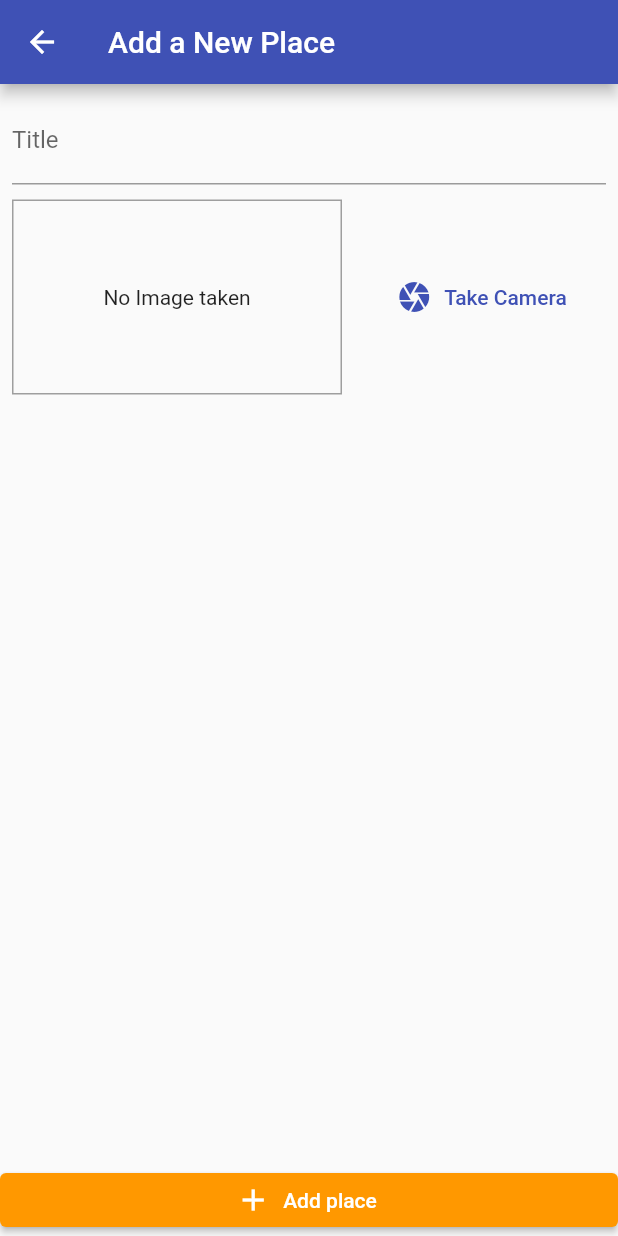
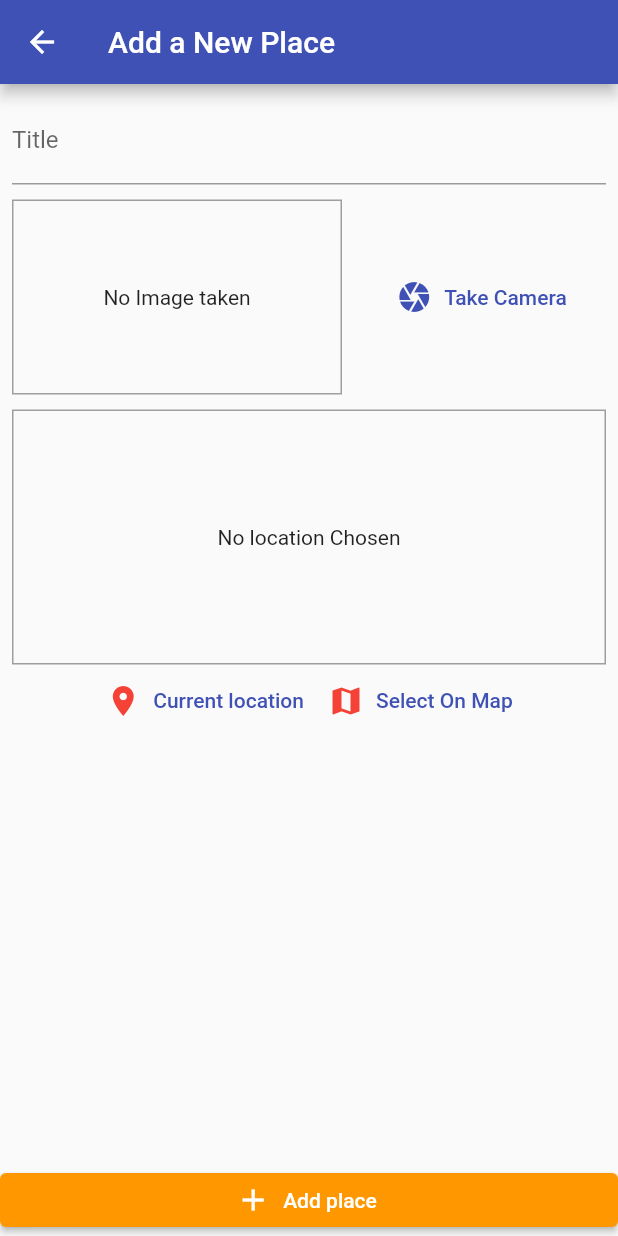
Before and after one commit to turinaf/flutter-dart, a Flutter app: the screen it shows after launch, after a tap on the "add" icon, on a phone screen of 412 x 824 dp. Run offline on Flutter 3.47's test engine with Material 2 defaults, Android fonts, the phone set to English and light mode, and no system bars; our stand-ins replace image_picker, location, shared_preferences, sqflite; accounts and stored records are empty.

Commit message:
Request permission for location

```diff
--- a/places/lib/helpers/db_helper.dart
+++ b/places/lib/helpers/db_helper.dart
@@ -2,20 +2,29 @@ import 'package:sqflite/sqflite.dart' as sql;
 import 'package:path/path.dart' as path;
 
 class DBHelper {
-  static Future<void> insert(String table, Map<String, Object> data) async {
+  static Future<sql.Database> database() async {
     final dbPath = await sql.getDatabasesPath();
 
     // if it doesn't find the db, it will create new one.
-    final sqlDB = await sql.openDatabase(path.join(dbPath, 'places.db'),
+    return sql.openDatabase(path.join(dbPath, 'places.db'),
         onCreate: (db, version) {
       return db.execute(
           'CREATE TABLE user_places(id TEXT PRIMARY KEY, title TEXT, image TEXT)');
     }, version: 1);
+  }
 
-    await sqlDB.insert(
+  static Future<void> insert(String table, Map<String, Object> data) async {
+    final db = await DBHelper.database();
+    db.insert(
       table,
       data,
       conflictAlgorithm: sql.ConflictAlgorithm.replace,
     );
   }
+
+// fetching the data from database
+  static Future<List<Map<String, dynamic>>> getData(String table) async {
+    final db = await DBHelper.database();
+    return db.query(table);
+  }
 }
--- /dev/null
+++ b/places/lib/helpers/location_helper.dart
@@ -0,0 +1,12 @@
+import 'dart:collection';
+
+import 'package:path/path.dart';
+
+const TENCENT_API_KEY = 'HMIBZ-3K7KJ-AMRFZ-FDOPR-QWB5S-QJFLZ';
+
+class LocationHelper {
+  static String generateLocationPreviewImage(
+      {required double latitude, required double longitude}) {
+    // MapView mapView = new MapView(context);
+  }
+}
--- a/places/lib/providers/great_places.dart
+++ b/places/lib/providers/great_places.dart
@@ -25,10 +25,25 @@ class GreatPlaces with ChangeNotifier {
 
     _items.add(newPlace);
     notifyListeners();
-    DBHelper.insert("places", {
+    DBHelper.insert("user_places", {
       'id': newPlace.id,
       'title': newPlace.title,
       'image': newPlace.image.path,
     });
   }
+
+  Future<void> fetchAndSetPlaces() async {
+    final dataList = await DBHelper.getData('user_places');
+    _items = dataList
+        .map(
+          (item) => Place(
+            id: item['id'],
+            title: item['title'],
+            image: File(item['image']),
+            location: PlaceLocation(latitude: 10.0, longitude: 10.0),
+          ),
+        )
+        .toList();
+    notifyListeners();
+  }
 }
--- a/places/lib/screens/add_place_screen.dart
+++ b/places/lib/screens/add_place_screen.dart
@@ -1,11 +1,12 @@
 import 'dart:io';
 
 import 'package:flutter/material.dart';
-
 import 'package:provider/provider.dart';
+import 'package:location/location.dart';
 
 import '../widgets/image_input.dart';
 import '../providers/great_places.dart';
+import '../widgets/location_input.dart';
 
 class AddPlaceScreen extends StatefulWidget {
   const AddPlaceScreen({Key? key}) : super(key: key);
@@ -54,6 +55,8 @@ class _AddPlaceScreenState extends State<AddPlaceScreen> {
                     ),
                     const SizedBox(height: 10),
                     ImageInput(_selectImage),
+                    const SizedBox(height: 10),
+                    LocationInput(),
                   ],
                 ),
               ),
--- a/places/lib/screens/places_list_screen.dart
+++ b/places/lib/screens/places_list_screen.dart
@@ -20,7 +20,17 @@ class PlacesListScreen extends StatelessWidget {
           ),
         ],
       ),
-      body: Consumer<GreatPlaces>(
+      body: FutureBuilder(
+        future: Provider.of<GreatPlaces>(context, listen: false)
+            .fetchAndSetPlaces(),
+        builder: (ctx, snapshot) =>
+            snapshot.connectionState == ConnectionState.waiting
+                ? const Center(
+                    child: CircularProgressIndicator(
+                      color: Colors.green,
+                    ),
+                  )
+                : Consumer<GreatPlaces>(
                     child: const Center(
                       child: Text('Got no places, start adding some.'),
                     ),
@@ -41,6 +51,7 @@ class PlacesListScreen extends StatelessWidget {
                             ),
                           ),
                   ),
+      ),
     );
   }
 }
--- a/places/lib/widgets/image_input.dart
+++ b/places/lib/widgets/image_input.dart
@@ -29,16 +29,16 @@ class _ImageInputState extends State<ImageInput> {
     final appDir = await syspaths.getApplicationDocumentsDirectory();
 
     setState(() {
-      _storedImage = File(imageFile!.path);
+      _storedImage = File(imageFile.path);
     });
-    final fileName = path.basename(imageFile!.path);
+    final fileName = path.basename(imageFile.path);
     final savedImage = await _storedImage!.copy('${appDir.path}/$fileName');
     widget.onSelectImage(savedImage);
   }
 
   @override
   Widget build(BuildContext context) {
-    var child;
+    // var child;
     return Row(
       children: [
         Container(
--- /dev/null
+++ b/places/lib/widgets/location_input.dart
@@ -0,0 +1,89 @@
+import 'package:flutter/material.dart';
+import 'package:location/location.dart';
+
+class LocationInput extends StatefulWidget {
+  const LocationInput({Key? key}) : super(key: key);
+
+  @override
+  _LocationInputState createState() => _LocationInputState();
+}
+
+class _LocationInputState extends State<LocationInput> {
+  String? _priviewImageUrl;
+  Future<void> _getCurrentUserLocation() async {
+    Location location = new Location();
+
+    bool _serviceEnabled;
+    PermissionStatus _permissionGranted;
+    LocationData _locationData;
+
+    _serviceEnabled = await location.serviceEnabled();
+    if (!_serviceEnabled) {
+      _serviceEnabled = await location.requestService();
+      if (!_serviceEnabled) {
+        return;
+      }
+    }
+
+    _permissionGranted = await location.hasPermission();
+    if (_permissionGranted == PermissionStatus.denied) {
+      _permissionGranted = await location.requestPermission();
+      if (_permissionGranted != PermissionStatus.granted) {
+        return;
+      }
+    }
+
+    _locationData = await location.getLocation();
+
+    // final locData = await Location().getLocation();
+    print(_locationData.latitude);
+    print(_locationData.longitude);
+  }
+
+  @override
+  Widget build(BuildContext context) {
+    return Column(
+      children: [
+        Container(
+          height: 170,
+          width: double.infinity,
+          alignment: Alignment.center,
+          decoration:
+              BoxDecoration(border: Border.all(width: 1, color: Colors.grey)),
+          child: _priviewImageUrl == null
+              ? const Text("No location Chosen", textAlign: TextAlign.center)
+              : Image.network(
+                  _priviewImageUrl!,
+                  fit: BoxFit.cover,
+                  width: double.infinity,
+                ),
+        ),
+        Row(
+          mainAxisAlignment: MainAxisAlignment.center,
+          children: [
+            TextButton.icon(
+              onPressed: _getCurrentUserLocation,
+              icon: const Icon(Icons.location_on),
+              label: Text(
+                'Current location',
+                style: TextStyle(color: Theme.of(context).primaryColor),
+              ),
+              style: ButtonStyle(
+                  foregroundColor: MaterialStateProperty.all(Colors.red)),
+            ),
+            TextButton.icon(
+              onPressed: () {},
+              icon: const Icon(Icons.map),
+              label: Text(
+                'Select On Map',
+                style: TextStyle(color: Theme.of(context).primaryColor),
+              ),
+              style: ButtonStyle(
+                  foregroundColor: MaterialStateProperty.all(Colors.red)),
+            )
+          ],
+        )
+      ],
+    );
+  }
+}
--- a/places/pubspec.yaml
+++ b/places/pubspec.yaml
@@ -34,6 +34,7 @@ dependencies:
   path_provider: ^2.0.8
   path: ^1.8.0
   sqflite: ^2.0.2
+  location: ^4.2.0
 
 
   # The following adds the Cupertino Icons font to your application.
```
Also changed, not shown: places/pubspec.lock, 2 other files. Lines whose indentation alone changed are shown as unchanged.
